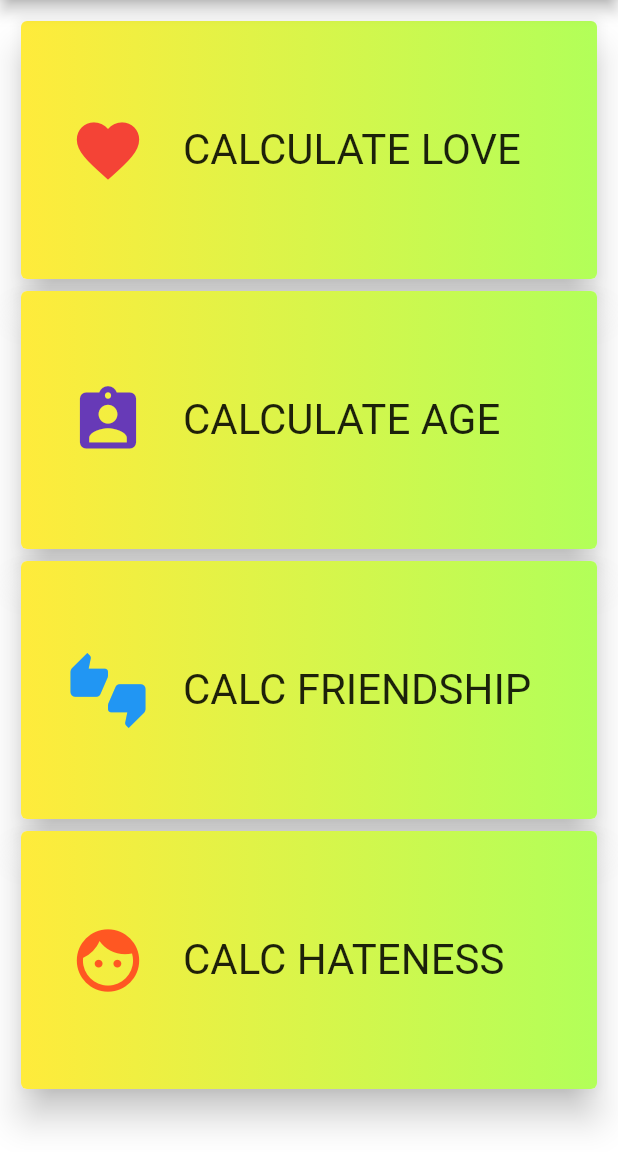
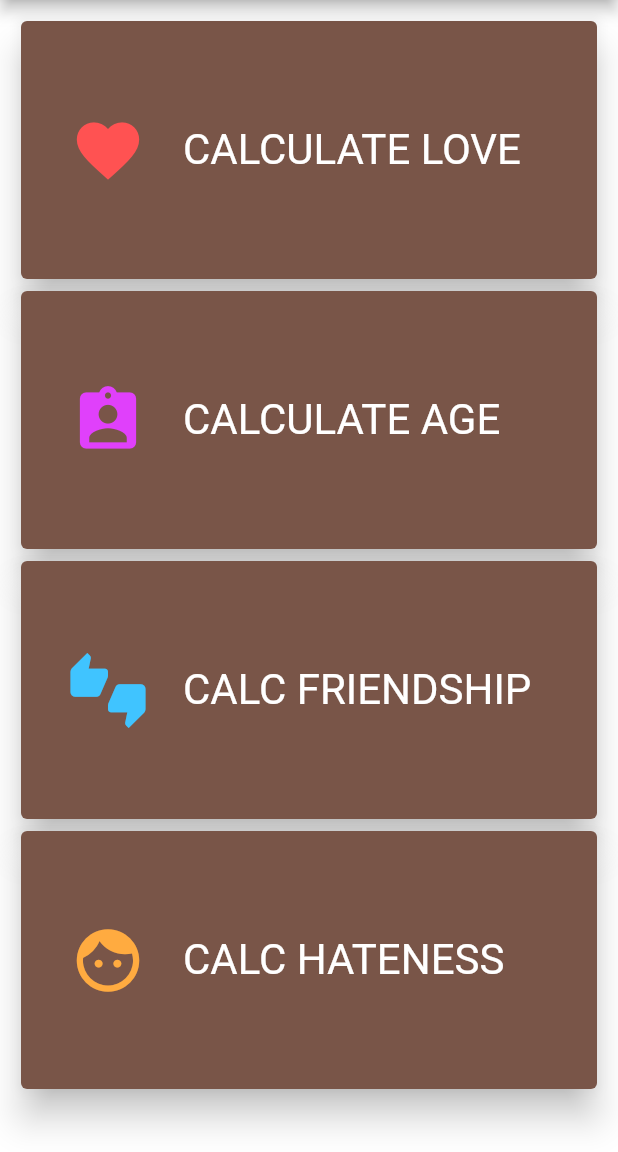
Before and after one commit to RajdeepThakare/Fun-Calculator, a Flutter app: the screen it shows after launch, on a phone screen of 412 x 824 dp, the part 84-1236 px from its top. Run offline on Flutter 3.47's test engine with Material 2 defaults, Android fonts, the phone set to English and light mode, and no system bars; drawn by our look-alikes of gradient_widgets.

Commit message:
Home UI updated - cards

```diff
--- a/lib/pages/home.dart
+++ b/lib/pages/home.dart
@@ -23,8 +23,7 @@ class _HomeState extends State<Home> {
             Container(
               height: 180,
               child: GradientCard(
-                gradient: LinearGradient(
-                    colors: [Colors.yellow, Colors.lightGreenAccent]),
+                gradient: LinearGradient(colors: [Colors.brown, Colors.brown]),
                 elevation: 10,
                 child: Material(
                   color: Colors.transparent,
@@ -42,13 +41,14 @@ class _HomeState extends State<Home> {
                             SizedBox(width: 25),
                             Icon(
                               Icons.favorite,
-                              color: Colors.red,
+                              color: Colors.redAccent,
                               size: 50,
                             ),
                             SizedBox(width: 25),
                             Text(
                               "CALCULATE LOVE",
-                              style: TextStyle(fontSize: 28),
+                              style:
+                                  TextStyle(fontSize: 28, color: Colors.white),
                             ),
                           ],
                         ),
@@ -62,7 +62,7 @@ class _HomeState extends State<Home> {
               height: 180,
               child: GradientCard(
                 gradient: LinearGradient(
-                    colors: [Colors.yellow, Colors.lightGreenAccent]),
+                    colors: [Colors.brown, Colors.brown]),
                 elevation: 10,
                 child: Material(
                   color: Colors.transparent,
@@ -80,13 +80,14 @@ class _HomeState extends State<Home> {
                             SizedBox(width: 25),
                             Icon(
                               Icons.assignment_ind,
-                              color: Colors.deepPurple,
+                              color: Colors.purpleAccent,
                               size: 50,
                             ),
                             SizedBox(width: 25),
                             Text(
                               "CALCULATE AGE",
-                              style: TextStyle(fontSize: 28),
+                              style:
+                                  TextStyle(fontSize: 28, color: Colors.white),
                             ),
                           ],
                         ),
@@ -100,7 +101,7 @@ class _HomeState extends State<Home> {
               height: 180,
               child: GradientCard(
                 gradient: LinearGradient(
-                    colors: [Colors.yellow, Colors.lightGreenAccent]),
+                    colors: [Colors.brown, Colors.brown]),
                 elevation: 10,
                 child: Material(
                   color: Colors.transparent,
@@ -118,13 +119,14 @@ class _HomeState extends State<Home> {
                             SizedBox(width: 25),
                             Icon(
                               Icons.thumbs_up_down,
-                              color: Colors.blue,
+                              color: Colors.lightBlueAccent,
                               size: 50,
                             ),
                             SizedBox(width: 25),
                             Text(
                               "CALC FRIENDSHIP",
-                              style: TextStyle(fontSize: 28),
+                              style:
+                                  TextStyle(fontSize: 28, color: Colors.white),
                             ),
                           ],
                         ),
@@ -138,7 +140,7 @@ class _HomeState extends State<Home> {
               height: 180,
               child: GradientCard(
                 gradient: LinearGradient(
-                    colors: [Colors.yellow, Colors.lightGreenAccent]),
+                    colors: [Colors.brown, Colors.brown]),
                 elevation: 10,
                 child: Material(
                   color: Colors.transparent,
@@ -156,13 +158,14 @@ class _HomeState extends State<Home> {
                             SizedBox(width: 25),
                             Icon(
                               Icons.face,
-                              color: Colors.deepOrange,
+                              color: Colors.orangeAccent,
                               size: 50,
                             ),
                             SizedBox(width: 25),
                             Text(
                               "CALC HATENESS",
-                              style: TextStyle(fontSize: 28),
+                              style:
+                                  TextStyle(fontSize: 28, color: Colors.white),
                             ),
                           ],
                         ),
```
